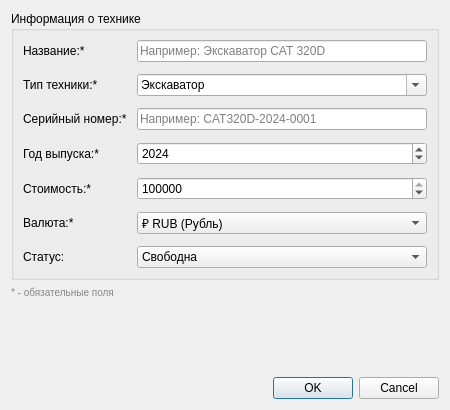
The window that src/ui/MachineDialog.ui (random-slop/FleetManager) describes before a commit, drawn with Qt 5.
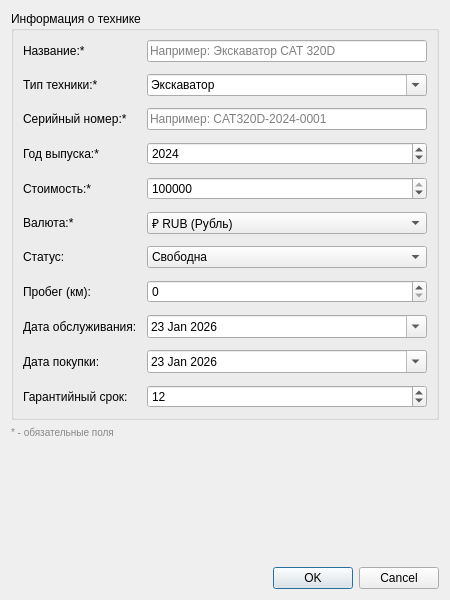
The same window after the commit.

Patch:
```diff
--- a/src/ui/MachineDialog.ui
+++ b/src/ui/MachineDialog.ui
@@ -7,7 +7,7 @@
     <x>0</x>
     <y>0</y>
     <width>450</width>
-    <height>410</height>
+    <height>600</height>
    </rect>
   </property>
   <property name="sizePolicy">
@@ -227,6 +227,82 @@
         </item>
        </widget>
       </item>
+      <item row="7" column="0">
+       <widget class="QLabel" name="labelMileage">
+        <property name="text">
+         <string>Пробег (км):</string>
+        </property>
+       </widget>
+      </item>
+      <item row="7" column="1">
+       <widget class="QSpinBox" name="spinMileage">
+        <property name="maximum">
+         <number>9999999</number>
+        </property>
+        <property name="value">
+         <number>0</number>
+        </property>
+       </widget>
+      </item>
+      <item row="8" column="0">
+       <widget class="QLabel" name="labelNextMaintenance">
+        <property name="text">
+         <string>Дата обслуживания:</string>
+        </property>
+       </widget>
+      </item>
+      <item row="8" column="1">
+       <widget class="QDateEdit" name="dateNextMaintenance">
+        <property name="calendarPopup">
+         <bool>true</bool>
+        </property>
+        <property name="date">
+         <date>
+          <year>2026</year>
+          <month>1</month>
+          <day>23</day>
+         </date>
+        </property>
+       </widget>
+      </item>
+      <item row="9" column="0">
+       <widget class="QLabel" name="labelPurchaseDate">
+        <property name="text">
+         <string>Дата покупки:</string>
+        </property>
+       </widget>
+      </item>
+      <item row="9" column="1">
+       <widget class="QDateEdit" name="datePurchase">
+        <property name="calendarPopup">
+         <bool>true</bool>
+        </property>
+        <property name="date">
+         <date>
+          <year>2026</year>
+          <month>1</month>
+          <day>23</day>
+         </date>
+        </property>
+       </widget>
+      </item>
+      <item row="10" column="0">
+       <widget class="QLabel" name="labelWarrantyPeriod">
+        <property name="text">
+         <string>Гарантийный срок:</string>
+        </property>
+       </widget>
+      </item>
+      <item row="10" column="1">
+       <widget class="QSpinBox" name="editWarrantyPeriod">
+        <property name="maximum">
+         <number>9999999</number>
+        </property>
+        <property name="value">
+         <number>12</number>
+        </property>
+       </widget>
+      </item>
      </layout>
     </widget>
    </item>
```
